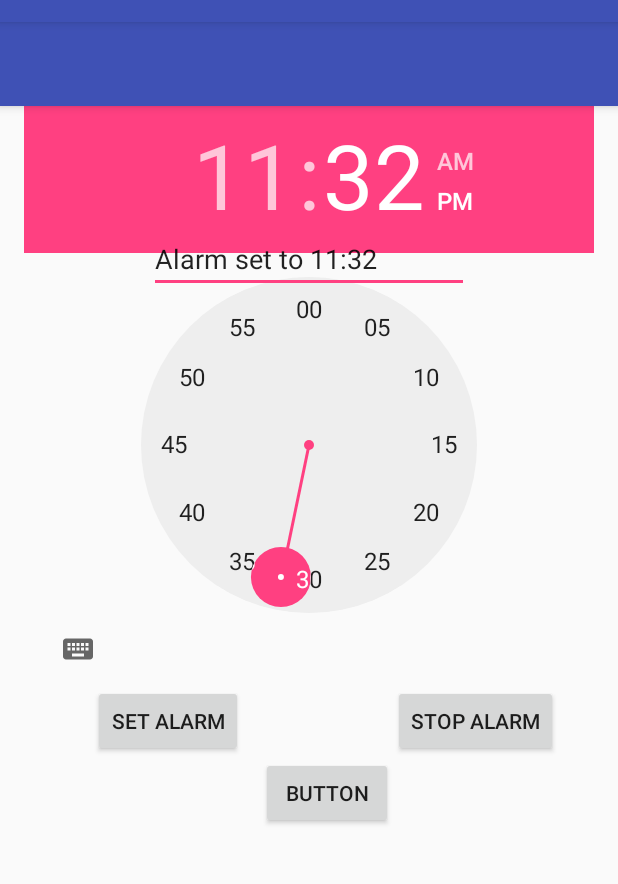
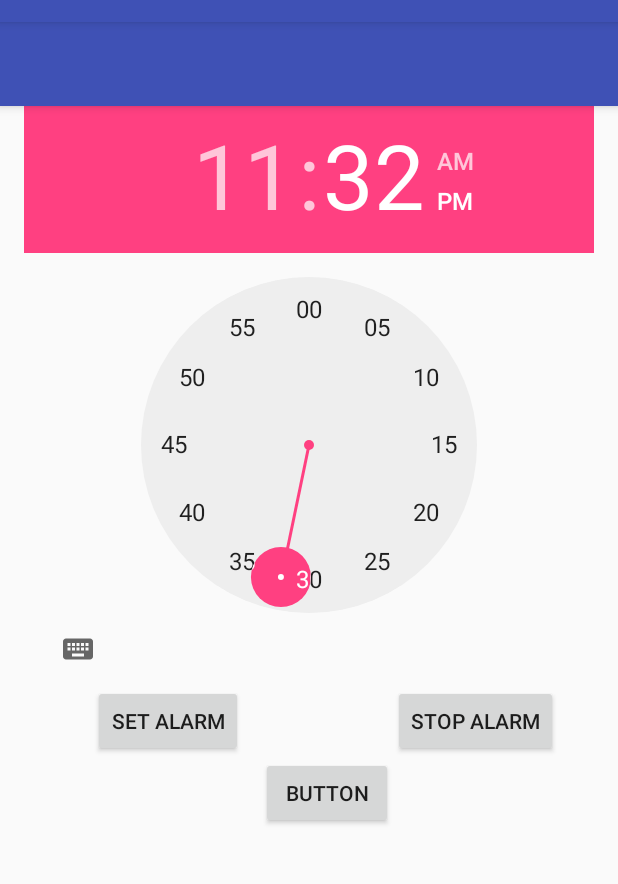
Before and after one commit to conorwhyte/SmartAlarmClock, an Android app: the AlarmActivity screen opened directly, with no data from a screen before it, after a tap on "SET ALARM", on a phone screen of 412 x 824 dp, the part 62-946 px from its top. Run offline under Robolectric (Android 15) with nearby library versions, the light colour scheme and no system bars; 2 other taps on this screen came first.

Commit message:
Now asks for permission for Location Services when maps part is opened Added a few Toasts instead of the alarm screen text box

```diff
--- a/app/build.gradle
+++ b/app/build.gradle
@@ -7,6 +7,7 @@ android {
         applicationId "com.example.conorwhyte.smartalarmclock"
         minSdkVersion 19
         targetSdkVersion 24
+        multiDexEnabled true
         versionCode 1
         versionName "1.0"
         testInstrumentationRunner "android.support.test.runner.AndroidJUnitRunner"
@@ -29,5 +30,6 @@ dependencies {
     compile 'com.android.support:cardview-v7:24.2.1'
     compile 'com.android.support:recyclerview-v7:24.2.1'
     compile 'com.google.android.gms:play-services:9.8.0'
+    compile 'com.android.support:multidex:1.0.1'
     testCompile 'junit:junit:4.12'
 }
--- a/app/src/main/java/com/example/conorwhyte/smartalarmclock/AlarmActivity.java
+++ b/app/src/main/java/com/example/conorwhyte/smartalarmclock/AlarmActivity.java
@@ -64,7 +64,10 @@ public class AlarmActivity extends AppCompatActivity implements SensorEventListe
         mAccelLast = SensorManager.GRAVITY_EARTH;
 
         this.context = this;
-        alarmTextView = (TextView) findViewById(R.id.update_text);
+
+        // message on open
+        Toast.makeText(getApplicationContext(), "Enter your desired alarm time: ", Toast.LENGTH_SHORT).show();
+
         final Intent myIntent = new Intent(this.context, AlarmReceiver.class);
         alarmManager = (AlarmManager) getSystemService(ALARM_SERVICE);
         // set the alarm to the time that you picked
@@ -85,17 +88,25 @@ public class AlarmActivity extends AppCompatActivity implements SensorEventListe
                 final int minute = alarmTimePicker.getMinute();;
                 String minute_string = String.valueOf(minute);
                 String hour_string = String.valueOf(hour);
-                if (minute < 10) {
-                    minute_string = "0" + String.valueOf(minute);
-                }
-                if (hour > 12) {
-                    hour_string = String.valueOf(hour - 12) ;
-                }
+                Boolean pm = false;
+                String alarmtext;
+
+                if (minute < 10) {minute_string = "0" + String.valueOf(minute);}
+                if (hour > 12) {hour_string = String.valueOf(hour - 12); pm = true;}
+                if (hour == 12) {pm = true;}
+
+                if(pm){minute_string += " pm";}
+                else {minute_string += " am";}
+
                 myIntent.putExtra("extra", "yes");
                 myIntent.putExtra("Object", user);
+
                 pending_intent = PendingIntent.getBroadcast(AlarmActivity.this, 0, myIntent, PendingIntent.FLAG_UPDATE_CURRENT);
                 alarmManager.set(AlarmManager.RTC_WAKEUP, calendar.getTimeInMillis(), pending_intent);
-                setAlarmText("Alarm set to " + hour_string + ":" + minute_string);
+
+                alarmtext = hour_string + ":" + minute_string;
+
+                Toast.makeText(getApplicationContext(), "Alarm set for " + alarmtext , Toast.LENGTH_SHORT).show();
 
             }
 
@@ -111,32 +122,22 @@ public class AlarmActivity extends AppCompatActivity implements SensorEventListe
                 myIntent.putExtra("extra", "no");
                 sendBroadcast(myIntent);
                 alarmManager.cancel(pending_intent);
-                setAlarmText("Alarm canceled");
+                //setAlarmText("Alarm canceled");
+                Toast.makeText(getApplicationContext(), "Alarm Cancelled", Toast.LENGTH_SHORT).show();
             }
         });
     }
-
-    public void setAlarmText(String alarmText) {
-        alarmTextView.setText(alarmText);
-    }
-
 
     public void onResume() {
         super.onResume();
         sensorMan.registerListener(this, accelerometer, SensorManager.SENSOR_DELAY_UI);
     }
 
-    public void openPuzzle(View view){
-        Intent intent = new Intent(this, CardListActivity.class);
-        startActivity(intent);
-        finish();
-    }
-
-    public void openPuzzle2(){
-        Intent intent = new Intent(this, PunisherActivity.class);
-        startActivity(intent);
-        finish();
-    }
+//    public void openPuzzle(View view){
+//        Intent intent = new Intent(this, CardListActivity.class);
+//        startActivity(intent);
+//        finish();
+//    }
 
     @Override
     protected void onPause() {
@@ -158,7 +159,7 @@ public class AlarmActivity extends AppCompatActivity implements SensorEventListe
             mAccel = mAccel * 0.9f + delta;
 
             if(mAccel > 0.5 && timer > 10){
-                Toast.makeText(getApplicationContext(), "Movement", Toast.LENGTH_SHORT).show();
+                Toast.makeText(getApplicationContext(), "Movement Detected", Toast.LENGTH_SHORT).show();
             }
         }
 
--- a/app/src/main/java/com/example/conorwhyte/smartalarmclock/AlarmReceiver.java
+++ b/app/src/main/java/com/example/conorwhyte/smartalarmclock/AlarmReceiver.java
@@ -21,7 +21,7 @@ public class AlarmReceiver extends BroadcastReceiver {
 
         String state = intent.getExtras().getString("extra");
         user = (UserDetails)intent.getExtras().getSerializable("Object");
-        Toast.makeText(context, "Recieved!!", Toast.LENGTH_LONG).show();
+        Toast.makeText(context, "Beep beep, time to move!", Toast.LENGTH_LONG).show();
         Intent i = new Intent();
         i.putExtra("Object", user);
         i.setClassName("com.example.conorwhyte.smartalarmclock", "com.example.conorwhyte.smartalarmclock.CardListActivity");
--- a/app/src/main/res/layout/activity_manager.xml
+++ b/app/src/main/res/layout/activity_manager.xml
@@ -94,8 +94,8 @@
             android:text=" €170"
             android:id="@+id/textView1"
             android:layout_marginLeft = "10dp"
-            android:layout_below="@+id/person_name1"
-            android:layout_toEndOf="@+id/person_age" />
+            android:layout_below="@+id/person_name1" />
+        '<!--'android:layout_toEndOf="@+id/person_age"'-->'
 
     </RelativeLayout>
 
--- a/app/src/main/res/layout/content_main.xml
+++ b/app/src/main/res/layout/content_main.xml
@@ -40,17 +40,6 @@
         android:layout_below="@+id/timePicker"
         android:layout_alignParentStart="true" />
 
-    <EditText
-        android:layout_width="wrap_content"
-        android:layout_height="wrap_content"
-        android:inputType="textPersonName"
-        android:text="Did you set the alarm"
-        android:ems="10"
-        android:id="@+id/update_text"
-        android:layout_alignTop="@+id/timePicker"
-        android:layout_centerHorizontal="true"
-        android:layout_marginTop="81dp" />
-
     <Button
         android:text="Button"
         android:layout_width="wrap_content"
```
Also changed, not shown: app/src/main/java/com/example/conorwhyte/smartalarmclock/CardListActivity.java (+4 -5 lines), app/src/main/java/com/example/conorwhyte/smartalarmclock/DistanceActivity.java (+54 -17 lines), app/src/main/java/com/example/conorwhyte/smartalarmclock/MainActivity.java (+5 -3 lines), 3 other files.
